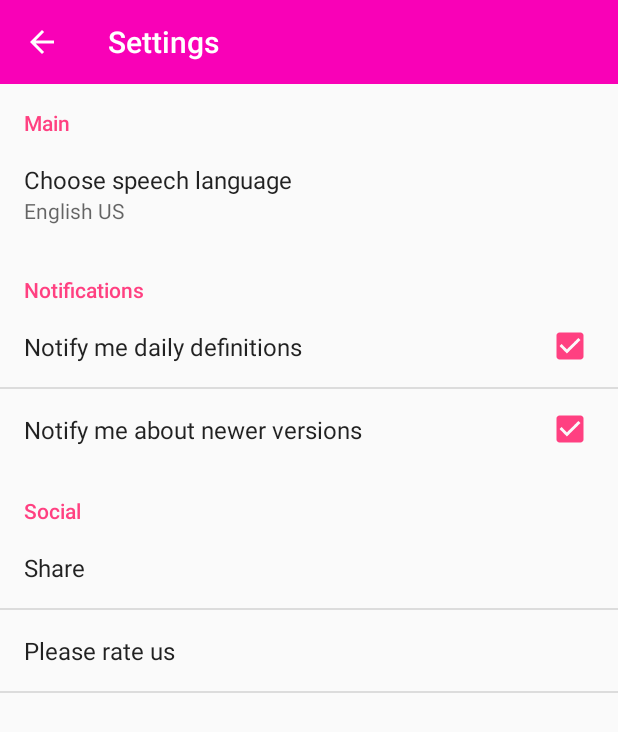
After one commit to momor666/FinanceDictionary, an Android app: the SettingsActivity screen opened directly, with no data from a screen before it, on a phone screen of 412 x 824 dp. The commit adds this screen. Shown: the top 732 px of the screen. Run offline under Robolectric (Android 15) with nearby library versions, the phone set to English and light mode, and no system bars; our stand-ins replace ButterKnife.

Commit message:
add settings UI

```diff
--- a/app/src/main/AndroidManifest.xml
+++ b/app/src/main/AndroidManifest.xml
@@ -4,7 +4,7 @@
 
     <application
         android:name=".ui.FinanceApp"
-        android:allowBackup="true"
+        android:allowBackup="false"
         android:icon="@mipmap/ic_launcher"
         android:label="@string/app_name"
         android:supportsRtl="true"
@@ -22,6 +22,9 @@
         <activity android:name=".ui.activity.CategoryActivity"
             android:parentActivityName=".ui.activity.MainActivity"/>
 
+        <activity android:name=".ui.activity.SettingsActivity"
+            android:parentActivityName=".ui.activity.MainActivity"/>
+
     </application>
 
 </manifest>
--- a/app/src/main/java/com/nakhmedov/finance/ui/activity/CategoryActivity.java
+++ b/app/src/main/java/com/nakhmedov/finance/ui/activity/CategoryActivity.java
@@ -5,7 +5,6 @@ import android.support.annotation.NonNull;
 import android.support.design.widget.BottomNavigationView;
 import android.support.v4.view.ViewPager;
 import android.support.v7.app.AppCompatActivity;
-import android.view.Menu;
 import android.view.MenuItem;
 import android.view.View;
 
--- /dev/null
+++ b/app/src/main/java/com/nakhmedov/finance/ui/activity/SettingsActivity.java
@@ -0,0 +1,44 @@
+package com.nakhmedov.finance.ui.activity;
+
+import android.os.Bundle;
+import android.support.annotation.Nullable;
+import android.support.v7.app.AppCompatActivity;
+import android.support.v7.widget.Toolbar;
+
+import com.nakhmedov.finance.R;
+import com.nakhmedov.finance.ui.fragment.SettingsFragment;
+
+import butterknife.BindView;
+import butterknife.ButterKnife;
+
+/**
+ * Created with Android Studio
+ * User: navruz
+ * Date: 4/6/17
+ * Time: 3:33 PM
+ * To change this template use File | Settings | File Templates
+ */
+
+public class SettingsActivity extends AppCompatActivity {
+
+    @BindView(R.id.toolbar) Toolbar mToolbar;
+
+    @Override
+    protected void onCreate(@Nullable Bundle savedInstanceState) {
+        super.onCreate(savedInstanceState);
+        setContentView(R.layout.settings);
+
+        ButterKnife.bind(this);
+
+        setSupportActionBar(mToolbar);
+        getSupportActionBar().setTitle(R.string.settings);
+        getSupportActionBar().setDisplayHomeAsUpEnabled(true);
+
+        if (savedInstanceState == null) {
+            SettingsFragment settingsFragment = new SettingsFragment();
+            getFragmentManager().beginTransaction()
+                    .replace(R.id.content, settingsFragment)
+                    .commit();
+        }
+    }
+}
--- a/app/src/main/java/com/nakhmedov/finance/ui/adapter/CategoryAdapter.java
+++ b/app/src/main/java/com/nakhmedov/finance/ui/adapter/CategoryAdapter.java
@@ -9,7 +9,6 @@ import android.widget.TextView;
 
 import com.nakhmedov.finance.R;
 import com.nakhmedov.finance.ui.entity.Category;
-import com.nakhmedov.finance.ui.fragment.CategoryListFragment;
 import com.nakhmedov.finance.ui.listener.OnItemClickListener;
 
 import java.util.List;
--- a/app/src/main/java/com/nakhmedov/finance/ui/fragment/CategoryFragment.java
+++ b/app/src/main/java/com/nakhmedov/finance/ui/fragment/CategoryFragment.java
@@ -70,7 +70,6 @@ public class CategoryFragment extends Fragment {
         ((CategoryActivity) getActivity()).getSupportActionBar().setDisplayHomeAsUpEnabled(true);
         ((CategoryActivity) getActivity()).getSupportActionBar().setTitle(getString(R.string.categories));
 
-
     }
 
     private class Adapter extends FragmentStatePagerAdapter {
--- /dev/null
+++ b/app/src/main/java/com/nakhmedov/finance/ui/fragment/SettingsFragment.java
@@ -0,0 +1,116 @@
+package com.nakhmedov.finance.ui.fragment;
+
+import android.content.ActivityNotFoundException;
+import android.content.Intent;
+import android.content.SharedPreferences;
+import android.net.Uri;
+import android.os.Bundle;
+import android.preference.ListPreference;
+import android.preference.Preference;
+import android.preference.PreferenceFragment;
+import android.preference.PreferenceManager;
+import android.support.annotation.Nullable;
+
+import com.nakhmedov.finance.R;
+
+/**
+ * Created with Android Studio
+ * User: navruz
+ * Date: 4/6/17
+ * Time: 3:50 PM
+ * To change this template use File | Settings | File Templates
+ */
+
+public class SettingsFragment extends PreferenceFragment implements Preference.OnPreferenceClickListener {
+
+    private SharedPreferences prefs;
+
+    private SharedPreferences.OnSharedPreferenceChangeListener listener;
+    private ListPreference languageOptionPreference;
+
+
+    @Override
+    public void onCreate(@Nullable Bundle savedInstanceState) {
+        super.onCreate(savedInstanceState);
+
+        addPreferencesFromResource(R.xml.settings_preference);
+
+        prefs = PreferenceManager.getDefaultSharedPreferences(getActivity());
+
+        languageOptionPreference = (ListPreference) findPreference("choose_speech_language");
+        Preference sharePreference = findPreference("share");
+        Preference ratePreference = findPreference("rate");
+
+        sharePreference.setOnPreferenceClickListener(this);
+        ratePreference.setOnPreferenceClickListener(this);
+
+
+
+
+        listener = new SharedPreferences.OnSharedPreferenceChangeListener() {
+            @Override
+            public void onSharedPreferenceChanged(SharedPreferences sharedPreferences, String key) {
+                switch (key) {
+                    case "choose_speech_language": {
+                        String value = sharedPreferences.getString(key, getString(R.string.english_us));
+                        languageOptionPreference.setSummary(value);
+                        break;
+                    }
+                    case "pref_ntfy_daily_term": {
+
+                        break;
+                    }
+                    case "pref_ntfy_new_version": {
+
+                        break;
+                    }
+                }
+            }
+        };
+    }
+
+    @Override
+    public boolean onPreferenceClick(Preference preference) {
+        String itemKey = preference.getKey();
+        switch (itemKey) {
+            case "share": {
+                Intent shareIntent = new Intent(Intent.ACTION_SEND);
+                shareIntent.putExtra(Intent.EXTRA_SUBJECT, getString(R.string.app_name));
+                shareIntent.putExtra(Intent.EXTRA_TEXT, getString(R.string.sharing_txt));
+                shareIntent.setType("text/plain");
+                startActivity(Intent.createChooser(shareIntent, getString(R.string.share)));
+                break;
+            }
+            case "rate": {
+                Uri uri = Uri.parse("market://details?id=" + getActivity().getPackageName());
+                Intent goToMarket = new Intent(Intent.ACTION_VIEW, uri);
+                // To count with Play market backstack, After pressing back button,
+                // to taken back to our application, we need to add following flags to intent.
+                goToMarket.addFlags(Intent.FLAG_ACTIVITY_NO_HISTORY |
+                        Intent.FLAG_ACTIVITY_NEW_DOCUMENT |
+                        Intent.FLAG_ACTIVITY_MULTIPLE_TASK);
+                try {
+                    startActivity(goToMarket);
+                } catch (ActivityNotFoundException e) {
+                    startActivity(new Intent(Intent.ACTION_VIEW,
+                            Uri.parse("http://play.google.com/store/apps/details?id=" + getActivity().getPackageName())));
+                }
+                break;
+            }
+        }
+
+        return true;
+    }
+
+    @Override
+    public void onResume() {
+        super.onResume();
+        prefs.registerOnSharedPreferenceChangeListener(listener);
+    }
+
+    @Override
+    public void onPause() {
+        super.onPause();
+        prefs.unregisterOnSharedPreferenceChangeListener(listener);
+    }
+}
--- a/app/src/main/java/com/nakhmedov/finance/ui/fragment/StarredFragment.java
+++ b/app/src/main/java/com/nakhmedov/finance/ui/fragment/StarredFragment.java
@@ -12,9 +12,7 @@ import android.view.ViewGroup;
 
 import com.nakhmedov.finance.R;
 import com.nakhmedov.finance.ui.activity.CategoryActivity;
-import com.nakhmedov.finance.ui.adapter.CategoryAdapter;
 import com.nakhmedov.finance.ui.adapter.StarredAdapter;
-import com.nakhmedov.finance.ui.entity.Category;
 import com.nakhmedov.finance.ui.entity.Term;
 
 import java.util.ArrayList;
--- /dev/null
+++ b/app/src/main/res/layout/settings.xml
@@ -0,0 +1,20 @@
+<?xml version="1.0" encoding="utf-8"?>
+<LinearLayout xmlns:android="http://schemas.android.com/apk/res/android"
+    xmlns:app="http://schemas.android.com/apk/res-auto"
+    android:orientation="vertical"
+    android:layout_width="match_parent"
+    android:layout_height="match_parent">
+
+    <android.support.v7.widget.Toolbar
+        android:id="@+id/toolbar"
+        android:layout_width="match_parent"
+        android:layout_height="?attr/actionBarSize"
+        android:theme="@style/ThemeOverlay.AppCompat.Dark.ActionBar"
+        android:background="@color/colorPrimary"/>
+
+    <FrameLayout
+        android:id="@+id/content"
+        android:layout_width="match_parent"
+        android:layout_height="match_parent"/>
+
+</LinearLayout>
--- a/app/src/main/res/menu/main_menu.xml
+++ b/app/src/main/res/menu/main_menu.xml
@@ -9,7 +9,7 @@
         app:showAsAction="always" />
 
     <item
-        android:id="@+id/navigation_notifications"
+        android:id="@+id/action_settings"
         android:title="@string/settings" />
 
 </menu>
--- /dev/null
+++ b/app/src/main/res/values/arrays.xml
@@ -0,0 +1,7 @@
+<?xml version="1.0" encoding="utf-8"?>
+<resources>
+    <string-array name="language_types">
+        <item>@string/english_us</item>
+        <item>@string/english_uk</item>
+    </string-array>
+</resources>
--- a/app/src/main/res/values/strings.xml
+++ b/app/src/main/res/values/strings.xml
@@ -2,9 +2,6 @@
     <string name="app_name">Go Finance</string>
     <string name="banner_ad_unit_id" translatable="false">ca-app-pub-2087818790993613/6234749686</string>
     <string name="insertial_ad_unit_id" translatable="false">ca-app-pub-2087818790993613/9048615288</string>
-    <string name="title_home">Home</string>
-    <string name="title_dashboard">Dashboard</string>
-    <string name="title_notifications">Notifications</string>
     <string name="categories">Categories</string>
     <string name="quiz">Quiz</string>
     <string name="stockWatch">Stock Watch</string>
@@ -14,4 +11,17 @@
     <string name="starred">Starred</string>
     <string name="calculator">Calculator</string>
     <string name="all">All</string>
+    <string name="main">Main</string>
+
+    <!--Settings-->
+    <string name="notifications">Notifications</string>
+    <string name="notify_daily_term">Notify me daily definitions</string>
+    <string name="notify_new_version">Notify me about newer versions</string>
+    <string name="choose_speech_language">Choose speech language</string>
+    <string name="english_us">English US</string>
+    <string name="english_uk">English UK</string>
+    <string name="social">Social</string>
+    <string name="share">Share</string>
+    <string name="rate">Please rate us</string>
+    <string name="sharing_txt">Hey! Check out my app https://play.google.com/store/apps/details?id=com.nakhmedov.finance</string>
 </resources>
--- /dev/null
+++ b/app/src/main/res/xml/settings_preference.xml
@@ -0,0 +1,47 @@
+<?xml version="1.0" encoding="utf-8"?>
+<PreferenceScreen xmlns:android="http://schemas.android.com/apk/res/android">
+
+    <PreferenceCategory
+        android:title="@string/main">
+
+        <ListPreference
+            android:key="choose_speech_language"
+            android:title="@string/choose_speech_language"
+            android:entries="@array/language_types"
+            android:entryValues="@array/language_types"
+            android:summary="@string/english_us"
+            android:defaultValue="@string/english_us"/>
+
+
+    </PreferenceCategory>
+
+    <PreferenceCategory
+        android:title="@string/notifications">
+
+        <CheckBoxPreference
+            android:key="pref_ntfy_daily_term"
+            android:title="@string/notify_daily_term"
+            android:defaultValue="true"/>
+
+        <CheckBoxPreference
+            android:key="pref_ntfy_new_version"
+            android:title="@string/notify_new_version"
+            android:defaultValue="true"/>
+
+    </PreferenceCategory>
+
+    <PreferenceCategory
+        android:title="@string/social">
+
+        <Preference
+            android:key="share"
+            android:title="@string/share"/>
+
+        <Preference
+            android:key="rate"
+            android:title="@string/rate"/>
+
+    </PreferenceCategory>
+
+
+</PreferenceScreen>
```
Also changed, not shown: app/src/main/java/com/nakhmedov/finance/ui/activity/MainActivity.java (+11 -0 lines), app/src/main/res/layout/activity_main.xml (+0 -7 lines), app/src/main/res/layout/fragment_quiz.xml (+6 -6 lines).
